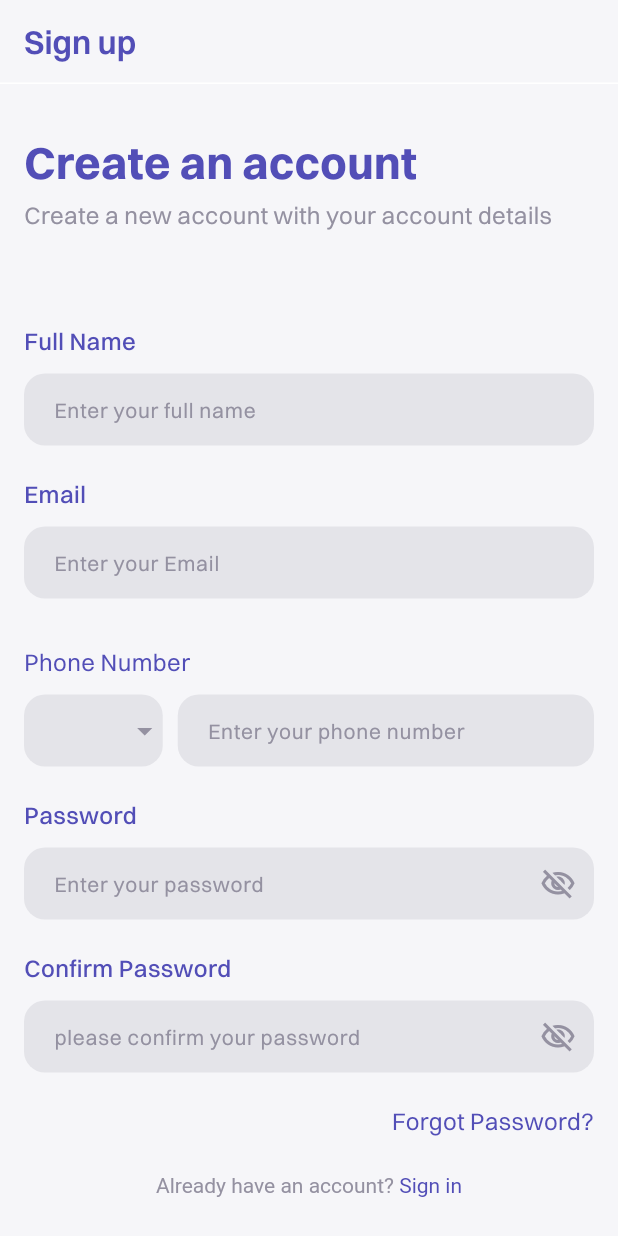
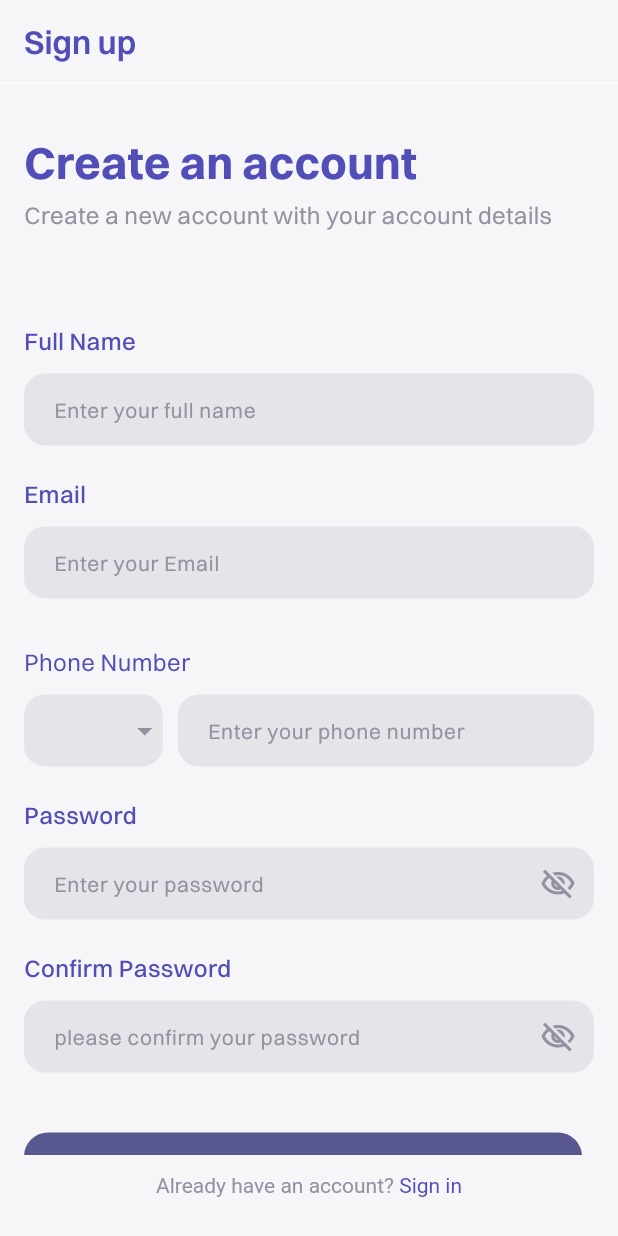
Before and after one commit to mahirAbdAlazimMokhtar/hero_market, a Flutter app: the RegisterScreen screen opened by its route, on a phone screen of 412 x 824 dp. Run offline on Flutter 3.47's test engine with Material 3 defaults, Android fonts, the phone set to English and light mode, and no system bars; our stand-ins replace bloc, country_picker, dartz, equatable, flutter_bloc, flutter_multi_formatter and 5 more; accounts and stored records are empty.

Commit message:
Remove unused import and 'Forgot Password?' link from registration form for cleaner code

```diff
--- a/lib/src/auth/presentation/app/widgets/register_form.dart
+++ b/lib/src/auth/presentation/app/widgets/register_form.dart
@@ -14,7 +14,6 @@ import 'package:hero_market/core/utils/core_utils.dart';
 import 'package:hero_market/src/auth/presentation/app/adapter/cubit/auth_cubit.dart';
 
 import '../../../../../core/resources/styles/colors.dart';
-import '../screens/forgot_password_screen.dart';
 
 class RegistrationForm extends StatefulWidget {
   const RegistrationForm({super.key});
@@ -217,23 +216,6 @@ class _RegistrationFormState extends State<RegistrationForm> {
                   );
                 },
               ),
-              const Gap(20),
-              SizedBox(
-                width: double.maxFinite,
-                child: Align(
-                  alignment: Alignment.centerRight,
-                  child: GestureDetector(
-                    onTap: () {
-                      context.go(ForgotPasswordScreen.path);
-                    },
-                    child: Text(
-                      'Forgot Password?',
-                      style: AppTextStyles.paragraphSubTextRegular1
-                          .adaptiveColor(context),
-                    ),
-                  ),
-                ),
-              ),
               const Gap(40),
               RoundedButton(
                   text: 'Sign Up',
```
